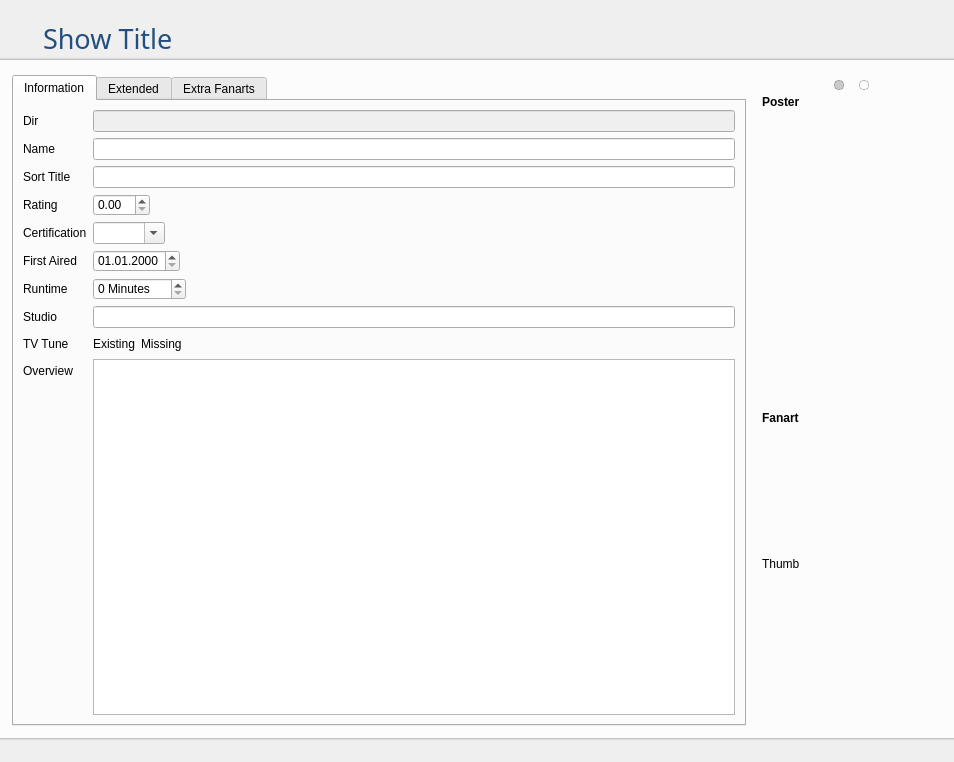
Qt form tvShows/TvShowWidgetTvShow.ui (Komet/MediaElch) before a commit.
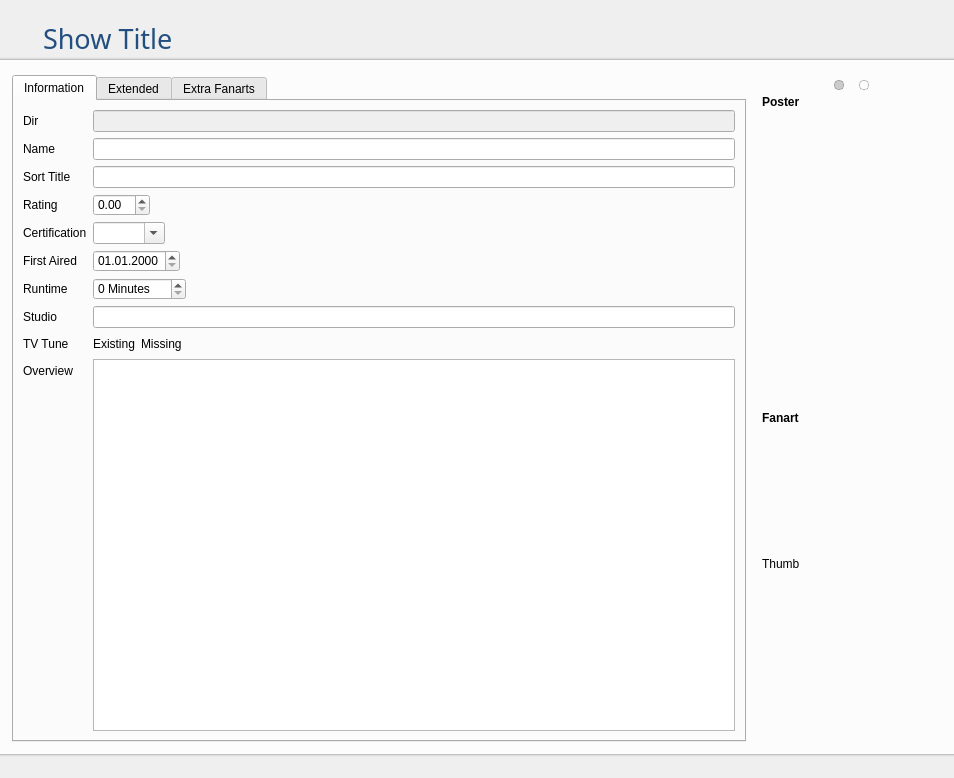
The same form after that commit. Icons and pictures are not drawn. Custom widgets are drawn as their Qt base class.

What changed in the file:
```diff
--- a/tvShows/TvShowWidgetTvShow.ui
+++ b/tvShows/TvShowWidgetTvShow.ui
@@ -7,7 +7,7 @@
     <x>0</x>
     <y>0</y>
     <width>954</width>
-    <height>762</height>
+    <height>778</height>
    </rect>
   </property>
   <property name="windowTitle">
```
